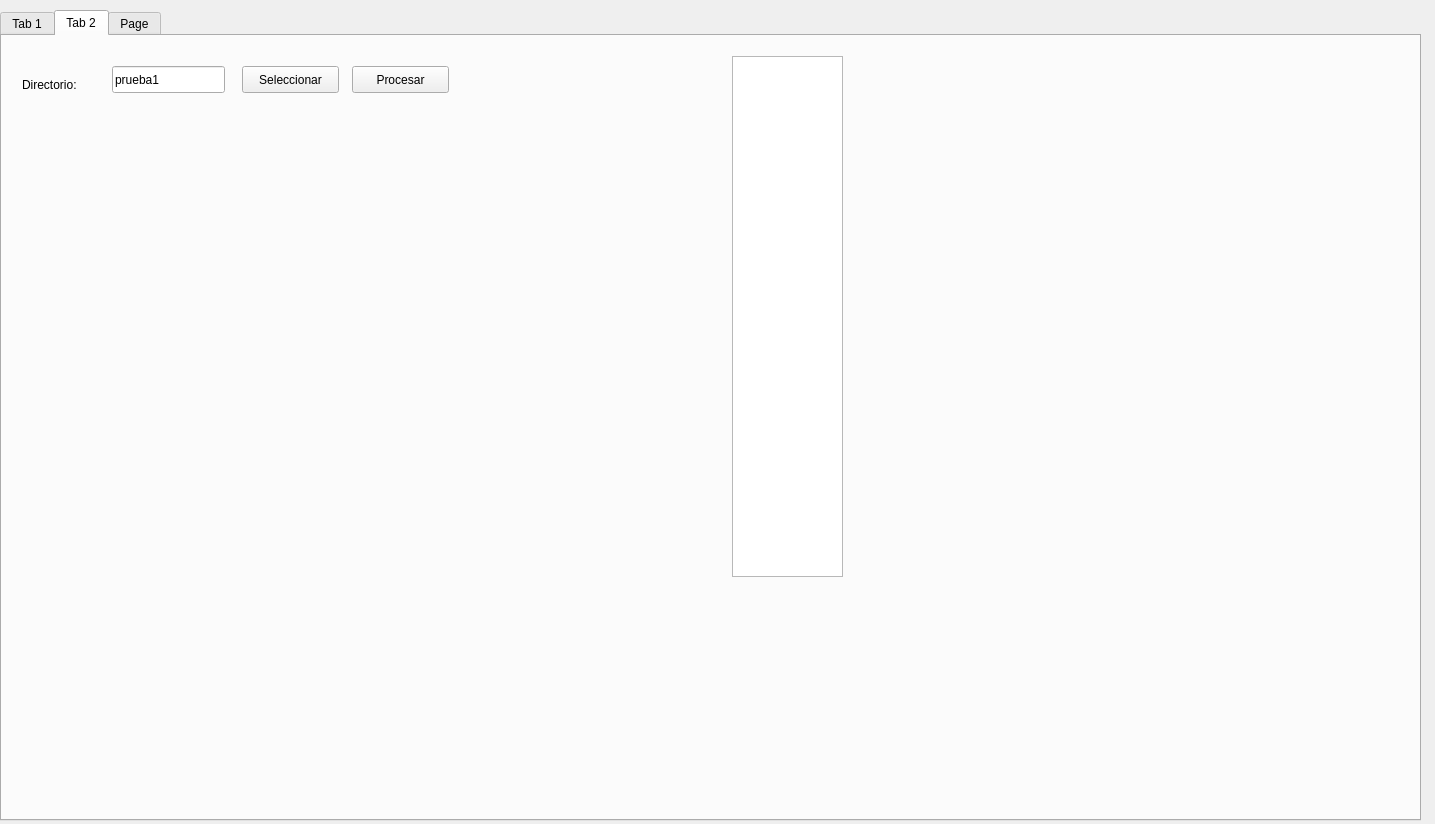
aebsubis/project-guetta, file Guetta.ui: the form before one commit.
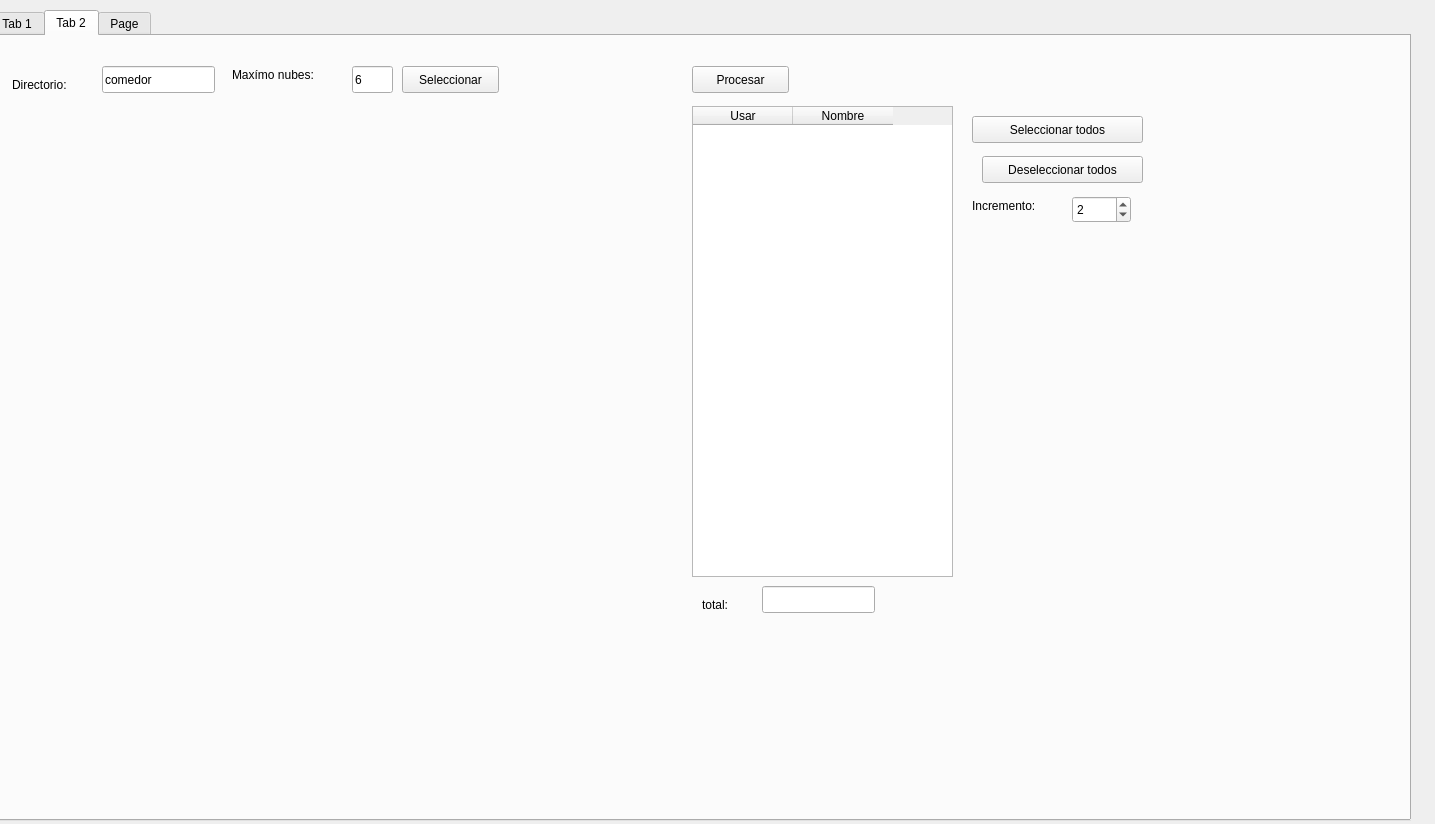
The form after the commit. The open tabs and pages were chosen to show the change.

```diff
--- a/Guetta.ui
+++ b/Guetta.ui
@@ -16,7 +16,7 @@
   <widget class="QTabWidget" name="tabWidget">
    <property name="geometry">
     <rect>
-     <x>0</x>
+     <x>-10</x>
      <y>10</y>
      <width>1421</width>
      <height>811</height>
@@ -386,13 +386,13 @@
       </rect>
      </property>
      <property name="text">
-      <string>prueba1</string>
+      <string>comedor</string>
      </property>
     </widget>
     <widget class="QPushButton" name="pushButton_seleccionarDirectorio">
      <property name="geometry">
       <rect>
-       <x>240</x>
+       <x>410</x>
        <y>30</y>
        <width>97</width>
        <height>27</height>
@@ -402,20 +402,10 @@
       <string>Seleccionar</string>
      </property>
     </widget>
-    <widget class="QTableView" name="tableView">
-     <property name="geometry">
-      <rect>
-       <x>730</x>
-       <y>20</y>
-       <width>111</width>
-       <height>521</height>
-      </rect>
-     </property>
-    </widget>
     <widget class="QPushButton" name="pushButton_procesar">
      <property name="geometry">
       <rect>
-       <x>350</x>
+       <x>700</x>
        <y>30</y>
        <width>97</width>
        <height>27</height>
@@ -440,6 +430,127 @@
       </property>
      </layout>
     </widget>
+    <widget class="QLabel" name="label_11">
+     <property name="geometry">
+      <rect>
+       <x>240</x>
+       <y>30</y>
+       <width>111</width>
+       <height>17</height>
+      </rect>
+     </property>
+     <property name="text">
+      <string>Maxímo nubes:</string>
+     </property>
+    </widget>
+    <widget class="QLabel" name="label_12">
+     <property name="geometry">
+      <rect>
+       <x>980</x>
+       <y>160</y>
+       <width>81</width>
+       <height>20</height>
+      </rect>
+     </property>
+     <property name="text">
+      <string>Incremento:</string>
+     </property>
+    </widget>
+    <widget class="QLineEdit" name="lineEdit_maxNubes">
+     <property name="geometry">
+      <rect>
+       <x>360</x>
+       <y>30</y>
+       <width>41</width>
+       <height>27</height>
+      </rect>
+     </property>
+     <property name="text">
+      <string>6</string>
+     </property>
+    </widget>
+    <widget class="QLabel" name="label_13">
+     <property name="geometry">
+      <rect>
+       <x>710</x>
+       <y>560</y>
+       <width>67</width>
+       <height>17</height>
+      </rect>
+     </property>
+     <property name="text">
+      <string>total:</string>
+     </property>
+    </widget>
+    <widget class="QLineEdit" name="lineEdit_total">
+     <property name="geometry">
+      <rect>
+       <x>770</x>
+       <y>550</y>
+       <width>113</width>
+       <height>27</height>
+      </rect>
+     </property>
+    </widget>
+    <widget class="QTableWidget" name="tableWidget_clouds">
+     <property name="geometry">
+      <rect>
+       <x>700</x>
+       <y>70</y>
+       <width>261</width>
+       <height>471</height>
+      </rect>
+     </property>
+     <column>
+      <property name="text">
+       <string>Usar</string>
+      </property>
+     </column>
+     <column>
+      <property name="text">
+       <string>Nombre</string>
+      </property>
+     </column>
+    </widget>
+    <widget class="QPushButton" name="pushButton_allselect">
+     <property name="geometry">
+      <rect>
+       <x>980</x>
+       <y>80</y>
+       <width>171</width>
+       <height>27</height>
+      </rect>
+     </property>
+     <property name="text">
+      <string>Seleccionar todos</string>
+     </property>
+    </widget>
+    <widget class="QPushButton" name="pushButton_allunselect">
+     <property name="geometry">
+      <rect>
+       <x>990</x>
+       <y>120</y>
+       <width>161</width>
+       <height>27</height>
+      </rect>
+     </property>
+     <property name="text">
+      <string>Deseleccionar todos</string>
+     </property>
+    </widget>
+    <widget class="QSpinBox" name="spinBox_incremento">
+     <property name="geometry">
+      <rect>
+       <x>1080</x>
+       <y>160</y>
+       <width>59</width>
+       <height>27</height>
+      </rect>
+     </property>
+     <property name="value">
+      <number>2</number>
+     </property>
+    </widget>
    </widget>
    <widget class="QWidget" name="tab_5">
     <attribute name="title">
```
Left out of the diff: 4 changed lines with no effect on the pictures.
